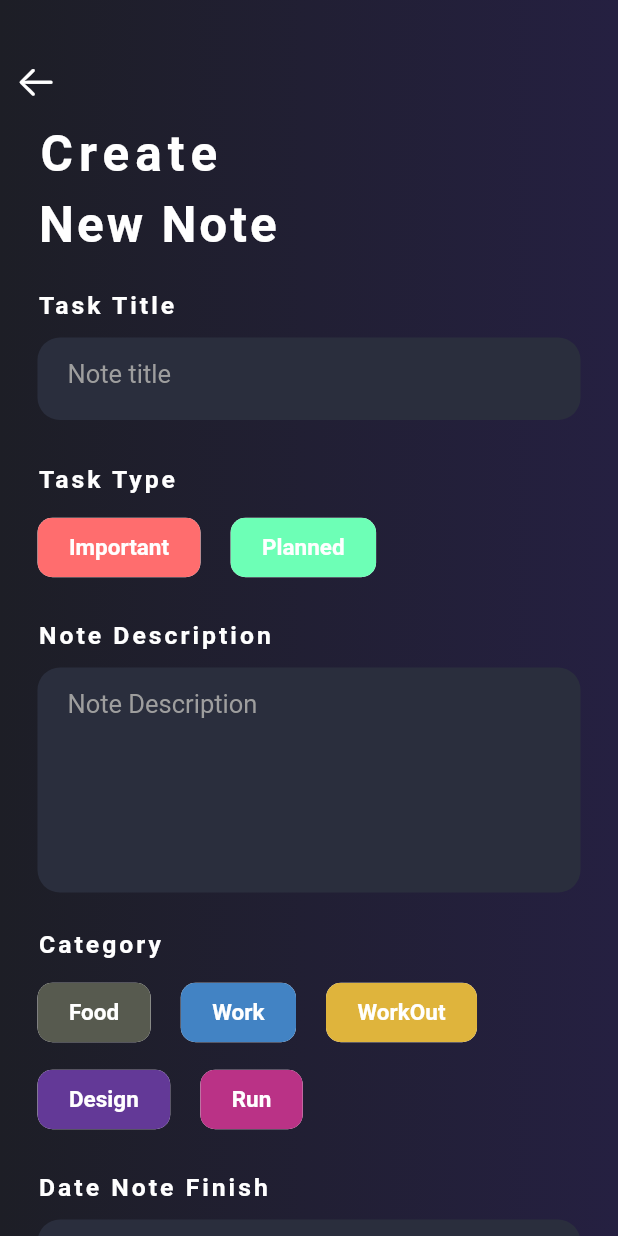
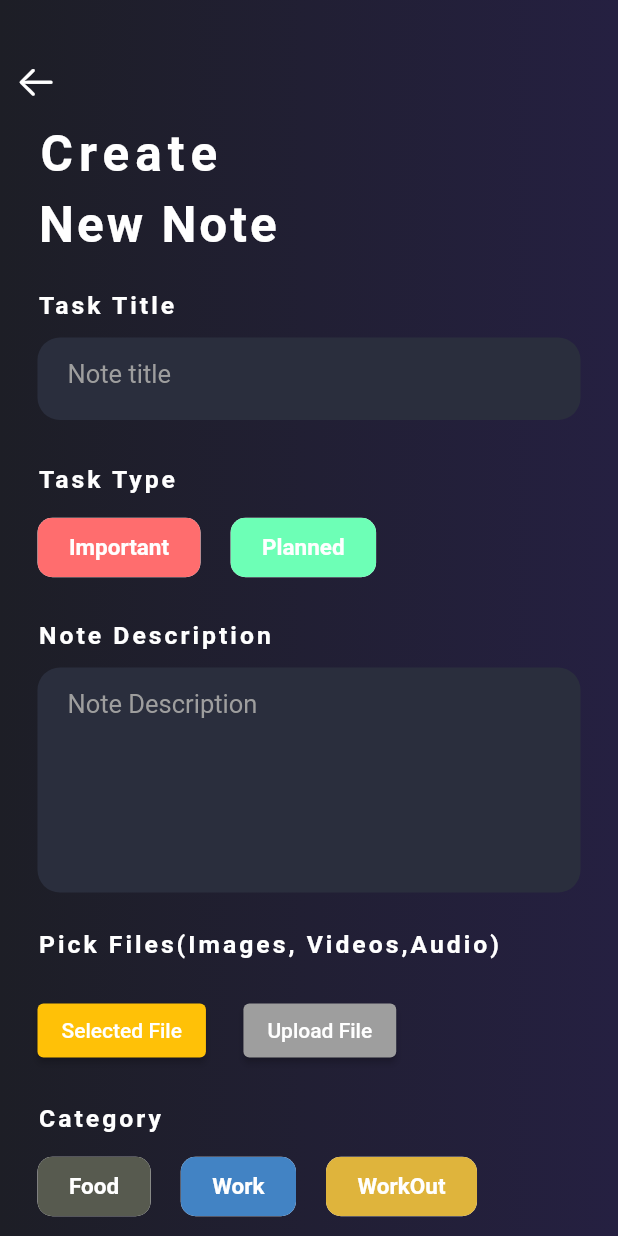
Before and after one commit to phananhvu16112002/TodoApp, a Flutter app: the AddNewNote screen opened directly, on a phone screen of 412 x 824 dp. Run offline on Flutter 3.47's test engine with Material 2 defaults, Android fonts, the light colour scheme and no system bars; our stand-ins replace cloud_firestore, date_picker_timeline, file_picker, firebase_auth, firebase_core, firebase_messaging and 12 more; missing offline and left inert: phone_number; accounts and stored records are empty.

Commit message:
Insert Image( no video and audio)

```diff
--- a/todo_app/lib/Page/AddNewNote.dart
+++ b/todo_app/lib/Page/AddNewNote.dart
@@ -1,3 +1,5 @@
+import 'dart:io';
+
 import 'package:cloud_firestore/cloud_firestore.dart';
 import 'package:firebase_auth/firebase_auth.dart';
 import 'package:flutter/cupertino.dart';
@@ -7,7 +9,9 @@ import 'package:intl/intl.dart';
 import 'package:todo_app/Custom/MyInputFeild.dart';
 import 'package:todo_app/Page/HomePage.dart';
 import 'package:get/get.dart';
+import 'package:file_picker/file_picker.dart';
 // import 'package:firebase_auth/firebase_auth.dart';
+import 'package:firebase_storage/firebase_storage.dart';
 
 class AddNewNote extends StatefulWidget {
   const AddNewNote({super.key});
@@ -37,6 +41,38 @@ class _AddNewNoteState extends State<AddNewNote> {
 
   String _selectedRepeat = "None";
   List<String> repeatList = ["None", "Daily"];
+  PlatformFile? pickedFile;
+  UploadTask? uploadTask;
+  bool isCheck = false;
+  var fileNotes;
+
+  Future uploadFile() async {
+    final path = 'files/${pickedFile!.name}';
+    final file = File(pickedFile!.path!);
+
+    final ref = FirebaseStorage.instance.ref().child(path);
+    setState(() {
+      uploadTask = ref.putFile(file);
+    });
+
+    final snapshot = await uploadTask!.whenComplete(() {});
+    final urlDownload = await snapshot.ref.getDownloadURL();
+    print('Download Link: $urlDownload');
+    setState(() {
+      fileNotes = urlDownload;
+      uploadTask = null;
+    });
+  }
+
+  Future selectFile() async {
+    final results = await FilePicker.platform.pickFiles();
+    if (results == null) return;
+
+    setState(() {
+      isCheck = true;
+      pickedFile = results.files.first;
+    });
+  }
 
   @override
   Widget build(BuildContext context) {
@@ -118,6 +154,41 @@ class _AddNewNoteState extends State<AddNewNote> {
                         height: 12,
                       ),
                       noteDescription(),
+                      SizedBox(
+                        height: 25,
+                      ),
+                      label("Pick Files(Images, Videos,Audio)"),
+                      SizedBox(
+                        height: 12,
+                      ),
+                      Column(
+                        children: [
+                          if (pickedFile != null)
+                            Container(
+                                child: Image.file(
+                              File(pickedFile!.path!),
+                              width: MediaQuery.of(context).size.width,
+                              height: MediaQuery.of(context).size.height,
+                              fit: BoxFit.cover,
+                            )),
+                          const SizedBox(height: 12),
+                          Row(
+                            children: [
+                              ElevatedButton(
+                                  style: ElevatedButton.styleFrom(
+                                      backgroundColor: Colors.amber),
+                                  child: const Text('Selected File'),
+                                  onPressed: selectFile),
+                              SizedBox(width: 25),
+                              ElevatedButton(
+                                  style: ElevatedButton.styleFrom(
+                                      backgroundColor: isCheck ? Colors.green : Colors.grey),
+                                  child: const Text('Upload File'),
+                                  onPressed: isCheck ? uploadFile : () {}),
+                            ],
+                          ),
+                        ],
+                      ),
                       SizedBox(
                         height: 25,
                       ),
@@ -353,6 +424,7 @@ class _AddNewNoteState extends State<AddNewNote> {
             "task": noteType,
             "Category": noteCategory,
             "decription": _noteDescriptionController.text,
+            "FileNotes": fileNotes.toString(),
             "DateFinish": _controllerDateTime.text,
             "TimeStart": _controllerTimeStart.text,
             "TimeFinish": _controllerTimeFinish.text,
@@ -378,12 +450,18 @@ class _AddNewNoteState extends State<AddNewNote> {
           ScaffoldMessenger.of(context)
               .showSnackBar(SnackBar(content: Text("Add Note Successfully")));
         } else if (_noteTitleController.text.isEmpty ||
-            _noteDescriptionController.text.isEmpty || _controllerTimeStart.text.isEmpty || _controllerTimeFinish.text.isEmpty) {
-          ScaffoldMessenger.of(context).showSnackBar(
-              SnackBar(content: Text("Required add Title and Description and Time Start and Finish ")));
+            _noteDescriptionController.text.isEmpty ||
+            _controllerTimeStart.text.isEmpty ||
+            _controllerTimeFinish.text.isEmpty) {
+          ScaffoldMessenger.of(context).showSnackBar(SnackBar(
+              content: Text(
+                  "Required add Title and Description and Time Start and Finish ")));
         }
       },
-      child: _noteTitleController.text.isNotEmpty && _noteDescriptionController.text.isNotEmpty && _controllerTimeStart.text.isNotEmpty && _controllerTimeFinish.text.isNotEmpty
+      child: _noteTitleController.text.isNotEmpty &&
+              _noteDescriptionController.text.isNotEmpty &&
+              _controllerTimeStart.text.isNotEmpty &&
+              _controllerTimeFinish.text.isNotEmpty
           ? Container(
               height: 56,
               width: MediaQuery.of(context).size.width,
@@ -546,7 +624,7 @@ class _AddNewNoteState extends State<AddNewNote> {
         context: context,
         initialTime: TimeOfDay(
             hour: int.parse(_finishTime.split(":")[0]),
-           minute: int.parse(_finishTime.split(":")[1].split(" ")[0])));
+            minute: int.parse(_finishTime.split(":")[1].split(" ")[0])));
     if (value != null) {
       _controllerTimeFinish.text = value.format(context);
     }
--- a/todo_app/pubspec.yaml
+++ b/todo_app/pubspec.yaml
@@ -39,6 +39,7 @@ dependencies:
   firebase_core: ^2.8.0
   firebase_auth: ^4.3.0
   firebase_auth_web: ^5.2.10
+  firebase_storage: ^11.1.1
   flutter_svg: ^2.0.4
   google_sign_in: ^6.0.2
   flutter_secure_storage: ^8.0.0 # Lưu trữ và truy xuất dữ liệu trên thiết bị. Sử dụng các tính năng bảo mật của hệ điều hành.
@@ -54,6 +55,7 @@ dependencies:
   flutter_slidable: ^3.0.0
   flutter_staggered_animations: ^1.1.1
   firebase_messaging: ^14.4.1
+  file_picker: ^5.2.11
 
 
 
```
Also changed, not shown: todo_app/lib/Page/HomePage.dart (+17 -2 lines), todo_app/lib/Page/ViewNote.dart (+69 -0 lines), todo_app/lib/main.dart (line endings or trailing spaces), todo_app/pubspec.lock, 1 other file.
